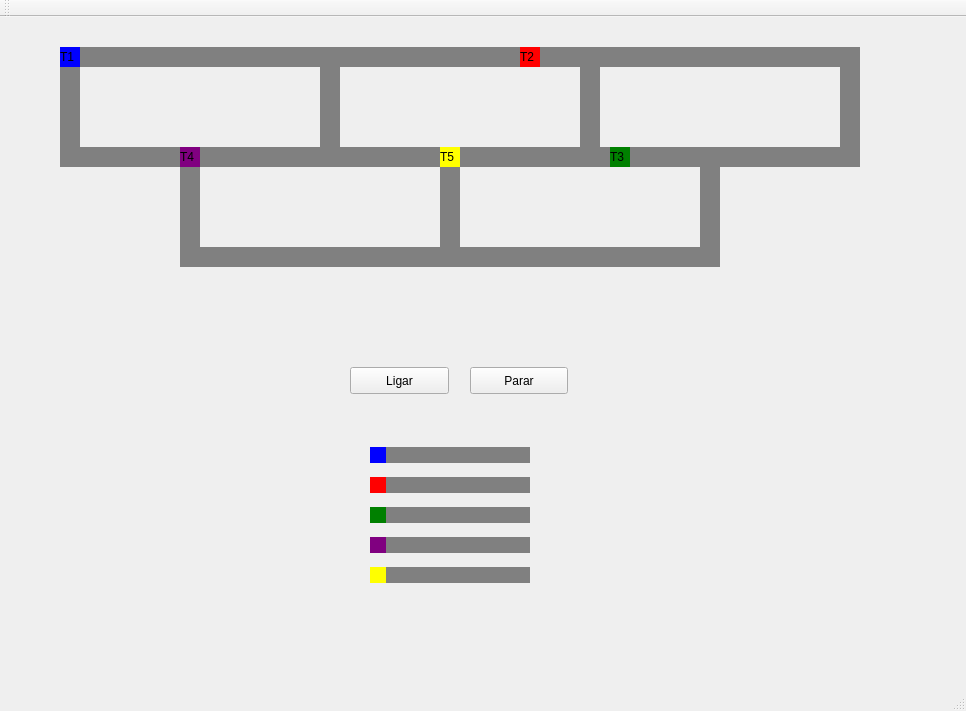
italovieira/trem, file mainwindow.ui: the form before one commit.
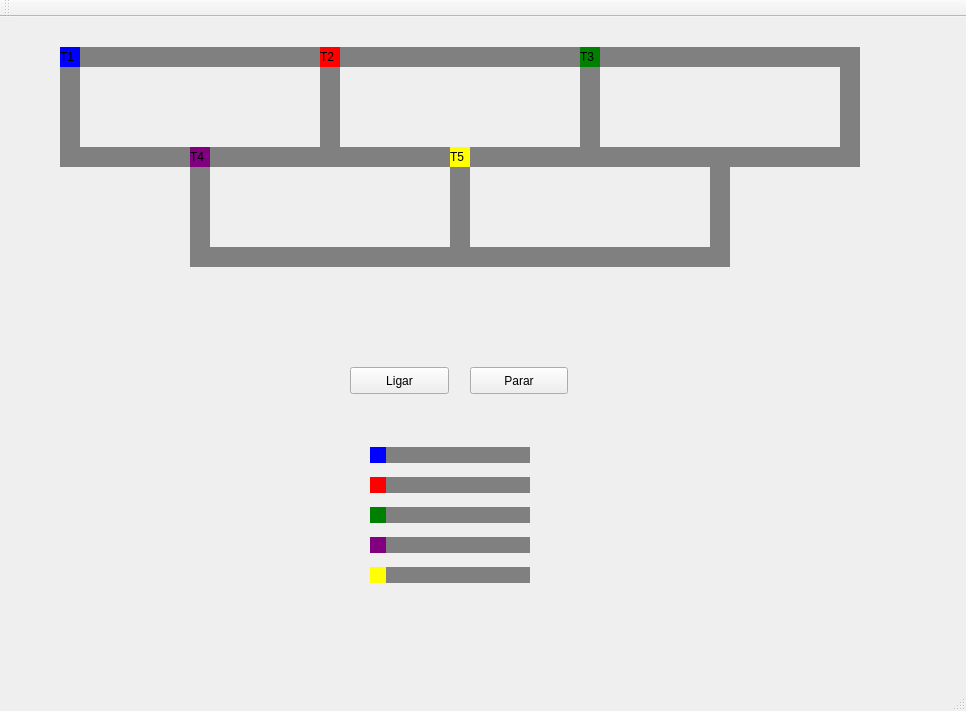
The form after the commit.

What changed in the file:
```diff
--- a/mainwindow.ui
+++ b/mainwindow.ui
@@ -172,7 +172,7 @@
    <widget class="QLabel" name="label_trem2">
     <property name="geometry">
      <rect>
-      <x>520</x>
+      <x>320</x>
       <y>30</y>
       <width>20</width>
       <height>20</height>
@@ -246,8 +246,8 @@
    <widget class="QLabel" name="label_trem3">
     <property name="geometry">
      <rect>
-      <x>610</x>
-      <y>130</y>
+      <x>580</x>
+      <y>30</y>
       <width>20</width>
       <height>20</height>
      </rect>
@@ -262,7 +262,7 @@
    <widget class="QLabel" name="label_trem4">
     <property name="geometry">
      <rect>
-      <x>180</x>
+      <x>190</x>
       <y>130</y>
       <width>20</width>
       <height>20</height>
@@ -278,7 +278,7 @@
    <widget class="QLabel" name="label_trem5">
     <property name="geometry">
      <rect>
-      <x>440</x>
+      <x>450</x>
       <y>130</y>
       <width>20</width>
       <height>20</height>
@@ -342,7 +342,7 @@
    <widget class="QLabel" name="label_trilho4_3">
     <property name="geometry">
      <rect>
-      <x>180</x>
+      <x>190</x>
       <y>130</y>
       <width>20</width>
       <height>120</height>
@@ -358,7 +358,7 @@
    <widget class="QLabel" name="label_trilho4_4">
     <property name="geometry">
      <rect>
-      <x>700</x>
+      <x>710</x>
       <y>130</y>
       <width>20</width>
       <height>120</height>
@@ -374,7 +374,7 @@
    <widget class="QLabel" name="label_trilho2_4">
     <property name="geometry">
      <rect>
-      <x>200</x>
+      <x>210</x>
       <y>230</y>
       <width>240</width>
       <height>20</height>
@@ -390,7 +390,7 @@
    <widget class="QLabel" name="label_trilho2_5">
     <property name="geometry">
      <rect>
-      <x>460</x>
+      <x>470</x>
       <y>230</y>
       <width>240</width>
       <height>20</height>
@@ -406,7 +406,7 @@
    <widget class="QLabel" name="label_trilho4_5">
     <property name="geometry">
      <rect>
-      <x>440</x>
+      <x>450</x>
       <y>130</y>
       <width>20</width>
       <height>120</height>
```
